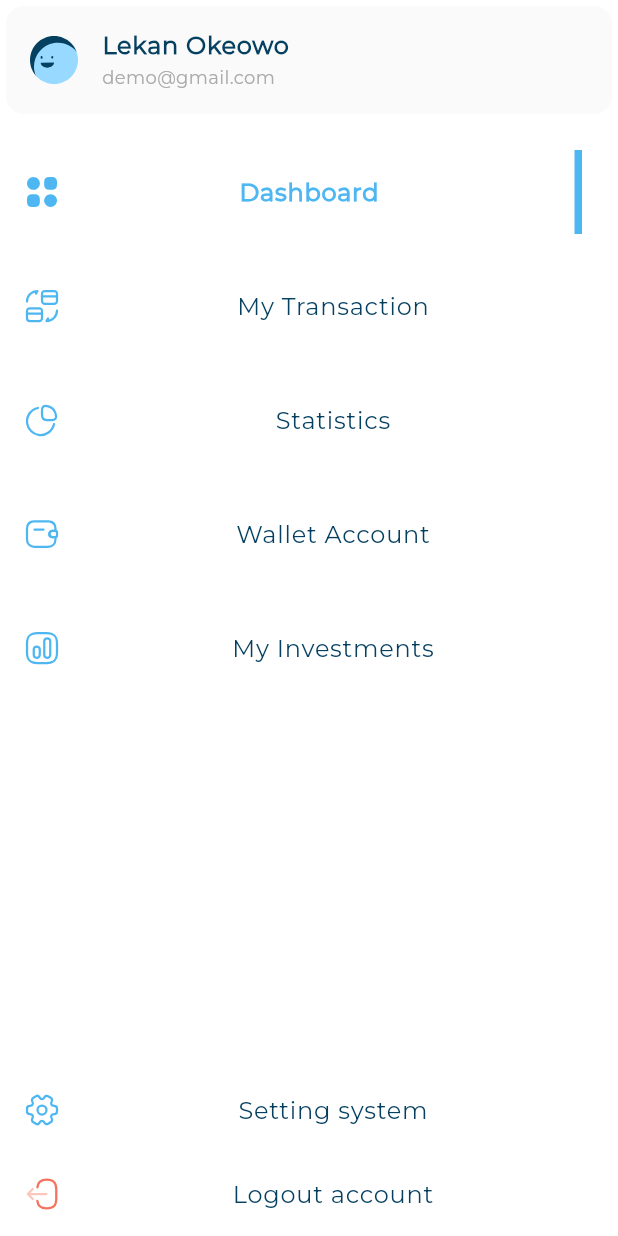
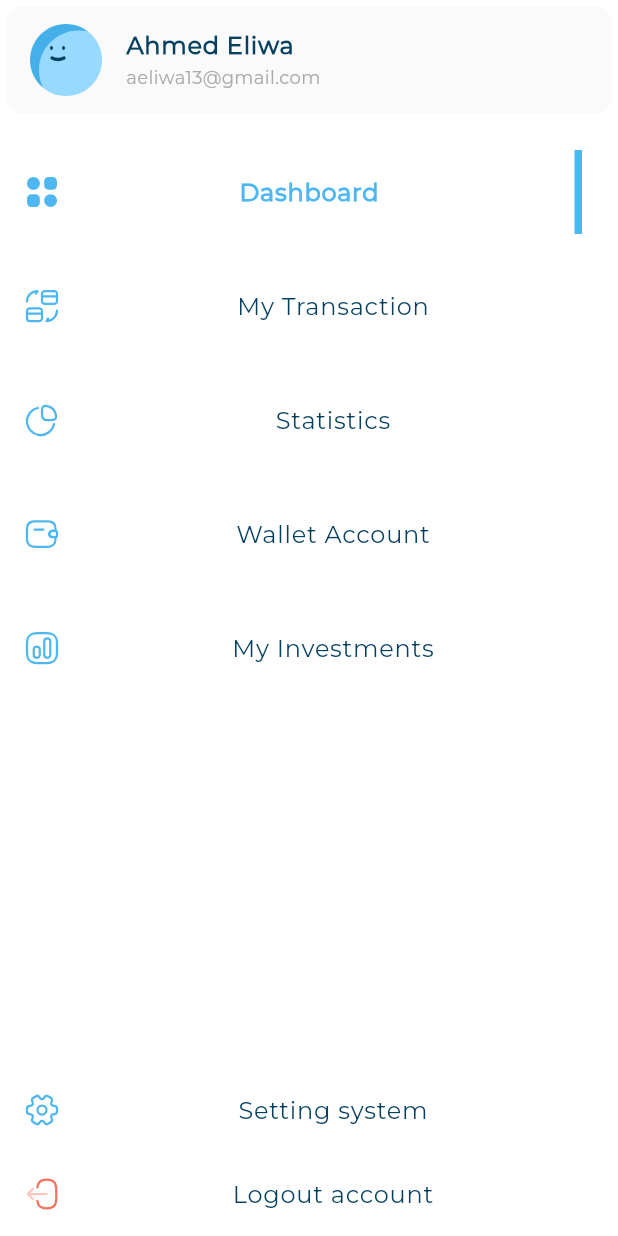
Before and after one commit to Elywa/responsive-dashboard, a Flutter app: the CustomDrawer widget shown alone on an empty page, opened directly, on a phone screen of 412 x 824 dp. Run offline on Flutter 3.47's test engine with Material 3 defaults, Android fonts, the phone set to English and light mode, and no system bars; our stand-ins replace flutter_svg.

Commit message:
latest transaction part 1

```diff
--- a/lib/views/widgets/active_and_inActive_all_expensess_item.dart
+++ b/lib/views/widgets/active_and_inActive_all_expensess_item.dart
@@ -42,7 +42,7 @@ class ActiveAllExpenssesItem extends StatelessWidget {
               style: AppStyles.textRegular14.copyWith(color: Colors.white),
             ),
           ),
-          const SizedBox(height: 16),
+
           FittedBox(
             fit: BoxFit.scaleDown,
             child: Text(
@@ -89,7 +89,7 @@ class InActiveAllExpenssesItem extends StatelessWidget {
             fit: BoxFit.scaleDown,
             child: Text(item.date, style: AppStyles.textRegular14),
           ),
-          const SizedBox(height: 16),
+
           FittedBox(
             fit: BoxFit.scaleDown,
             child: Text(item.price, style: AppStyles.textSemiBold24),
--- a/lib/views/widgets/custom_drawer.dart
+++ b/lib/views/widgets/custom_drawer.dart
@@ -1,4 +1,5 @@
 import 'package:dashboard/models/drawer_item_model.dart';
+import 'package:dashboard/models/lates_transaction_item_model.dart';
 import 'package:dashboard/utils/app_assets.dart';
 import 'package:dashboard/utils/app_styles.dart';
 import 'package:dashboard/views/widgets/active_and_inactive_drawer_item.dart';
@@ -19,9 +20,7 @@ class CustomDrawer extends StatelessWidget {
         slivers: [
           SliverToBoxAdapter(
             child: UserInfoList(
-              title: 'Lekan Okeowo',
-              subtitle: 'demo@gmail.com',
-              leadingIcon: Assets.imagesAvatar3,
+            item:  LatesTransactionItemModel(image: Assets.imagesAvatar1, title: "Ahmed Eliwa", mail: "aeliwa13@gmail.com")
             ),
           ),
           DrawerItemsListView(),
--- a/lib/views/widgets/user_info_list.dart
+++ b/lib/views/widgets/user_info_list.dart
@@ -1,3 +1,4 @@
+import 'package:dashboard/models/lates_transaction_item_model.dart';
 import 'package:dashboard/utils/app_styles.dart';
 import 'package:flutter/material.dart';
 import 'package:flutter_svg/svg.dart';
@@ -5,20 +6,19 @@ import 'package:flutter_svg/svg.dart';
 class UserInfoList extends StatelessWidget {
   const UserInfoList({
     super.key,
-    required this.title,
-    required this.leadingIcon,
-    required this.subtitle,
+required this.item
   });
-  final String title, leadingIcon, subtitle;
+  // final String title, leadingIcon, subtitle;
+  final LatesTransactionItemModel item;
   @override
   Widget build(BuildContext context) {
     return Card(
       elevation: 0,
       color: Color(0xffFAFAFA),
       child: ListTile(
-        leading: SvgPicture.asset(leadingIcon),
-        title: Text(title, style: AppStyles.textSemiBold16),
-        subtitle: Text(subtitle, style: AppStyles.textRegular12),
+        leading: SvgPicture.asset(item.image),
+        title: Text(item.title, style: AppStyles.textSemiBold16),
+        subtitle: Text(item.mail, style: AppStyles.textRegular12),
       ),
     );
   }
```
Also changed, not shown: lib/views/widgets/custom_expanded2.dart (+1 -6 lines), lib/views/widgets/latest_transaction.dart (+16 -15 lines), lib/views/widgets/latest_transaction_list_view.dart (added, +38 -0 lines).
